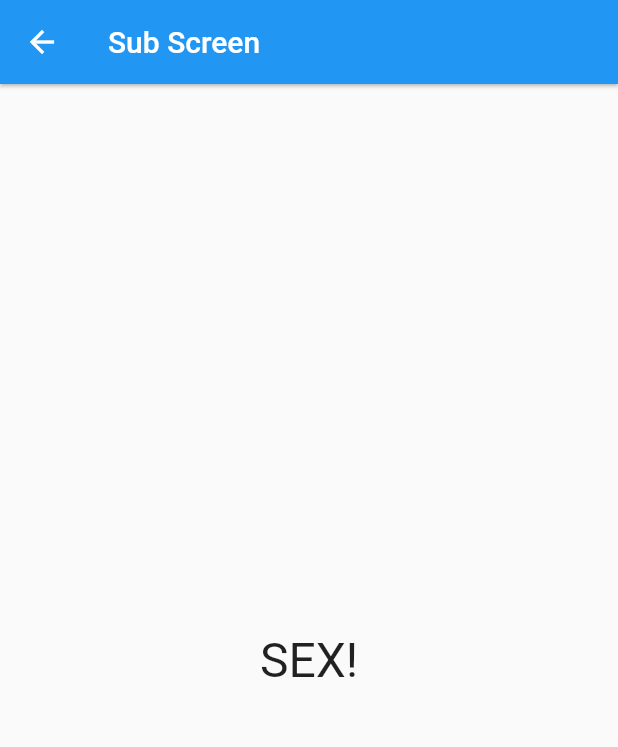
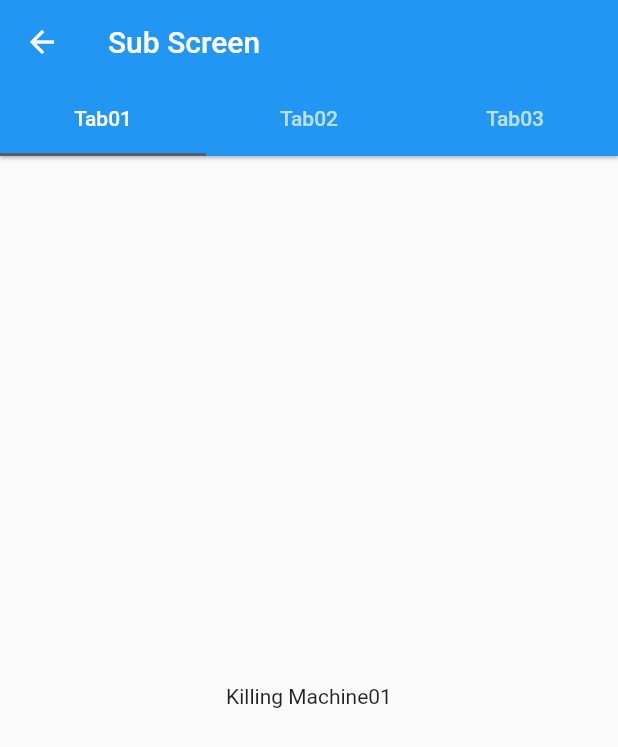
Before and after one commit to academy3746/udemy_lecture, a Flutter app: the screen it shows after launch, after a tap on "NEXT", on a phone screen of 412 x 824 dp. Shown: the top 747 px of the screen. Run offline on Flutter 3.47's test engine with Material 2 defaults, Android fonts, the light colour scheme and no system bars.

Commit message:
1. 8th Challenge

```diff
--- a/lib/features/screens/main_screen.dart
+++ b/lib/features/screens/main_screen.dart
@@ -57,6 +57,25 @@ class _MainScreenState extends State<MainScreen> {
           ],
         ),
       ),
+      drawer: Drawer(
+        elevation: 1,
+        child: ListView(
+          children: const [
+            DrawerHeader(
+              child: Text("Welcome!"),
+            ),
+            ListTile(
+              title: Text("Home Screen"),
+            ),
+            ListTile(
+              title: Text("Main Screen"),
+            ),
+            ListTile(
+              title: Text("Sub Screen"),
+            ),
+          ],
+        ),
+      ),
     );
   }
 }
--- a/lib/features/screens/sub_screen.dart
+++ b/lib/features/screens/sub_screen.dart
@@ -7,7 +7,9 @@ class SubScreen extends StatelessWidget {
 
   @override
   Widget build(BuildContext context) {
-    return Scaffold(
+    return DefaultTabController(
+      length: 3,
+      child: Scaffold(
         appBar: AppBar(
           elevation: 1,
           backgroundColor: Theme.of(context).primaryColor,
@@ -17,18 +19,29 @@ class SubScreen extends StatelessWidget {
               color: Colors.white,
             ),
           ),
+          bottom: const TabBar(tabs: [
+            Tab(text: "Tab01"),
+            Tab(text: "Tab02"),
+            Tab(text: "Tab03"),
+          ]),
         ),
         body: const Padding(
           padding: EdgeInsets.symmetric(
             vertical: 20,
             horizontal: 30,
           ),
-        child: Center(
-          child: Text(
-            "SEX!",
-            style: TextStyle(
-              fontSize: 32,
+          child: TabBarView(
+            children: [
+              Center(
+                child: Text("Killing Machine01"),
               ),
+              Center(
+                child: Text("Killing Machine02"),
+              ),
+              Center(
+                child: Text("Killing Machine03"),
+              ),
+            ],
           ),
         ),
       ),
--- a/lib/main.dart
+++ b/lib/main.dart
@@ -20,7 +20,7 @@ class MyApp extends StatelessWidget {
         useMaterial3: false,
         visualDensity: VisualDensity.adaptivePlatformDensity,
       ),
-      debugShowCheckedModeBanner: true,
+      debugShowCheckedModeBanner: false,
       initialRoute: SplashScreen.routeName,
       routes: {
         SplashScreen.routeName: (context) => const SplashScreen(),
```
Lines whose indentation alone changed are shown as unchanged.
